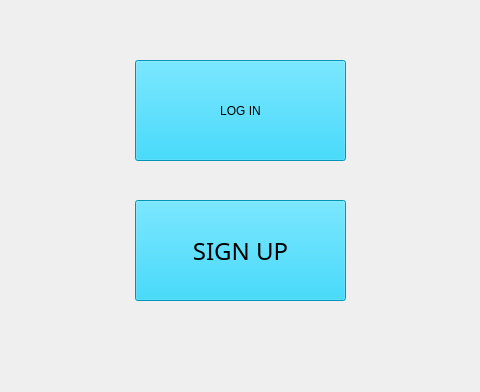
The window that mainwindow.ui (audrina-ebrahimi/Library) describes before a commit, drawn with Qt 5; both pictures show x 385 to 865 and y 370 to 762 of the 1296 by 762 pixel window.
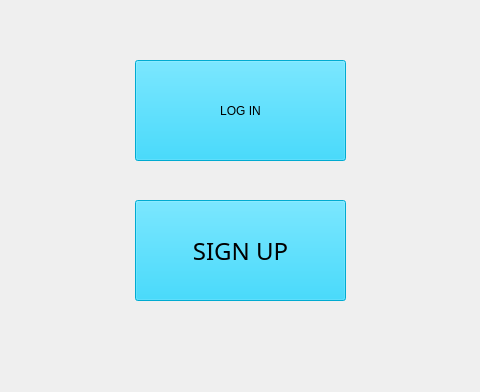
The same window after the commit.

Commit message: Add tooltip and cursor

```diff
--- a/mainwindow.ui
+++ b/mainwindow.ui
@@ -2,6 +2,9 @@
 <ui version="4.0">
  <class>MainWindow</class>
  <widget class="QMainWindow" name="MainWindow">
+  <property name="enabled">
+   <bool>false</bool>
+  </property>
   <property name="geometry">
    <rect>
     <x>0</x>
```
Left out of the diff: 15 changed lines with no effect on the pictures.
